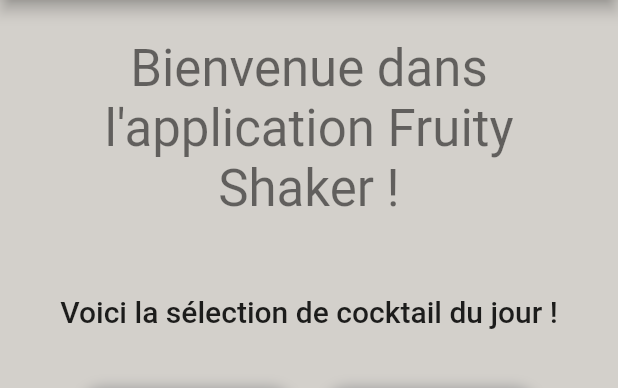
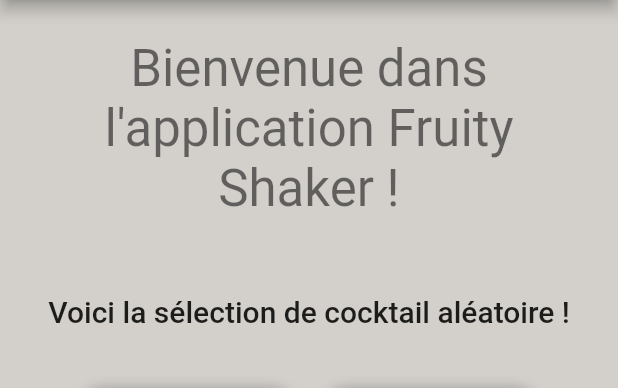
Before and after one commit to Majestyk228/flutter_project, a Flutter app: the screen it shows after launch, on a phone screen of 412 x 824 dp, the part 84-472 px from its top. Run offline on Flutter 3.47's test engine with Material 2 defaults, Android fonts, the phone set to English and light mode, and no system bars; our stand-ins replace flutter_svg; network calls fail.

Commit message:
Restructuration of cocktails components
now we have cocktail class in each of the component
before we have only title and urlImage in each of the component

```diff
--- a/lib/components/cards.dart
+++ b/lib/components/cards.dart
@@ -1,13 +1,12 @@
 import 'package:flutter/material.dart';
+import 'package:thefruityshaker/objects/cocktail.dart';
 
 import '../pages/cocktail_details_page.dart';
 
 class CardCustom extends StatelessWidget {
-  final String title;
-  final String urlImage;
+  final Cocktail cocktail;
 
-  const CardCustom({Key? key, required this.title, required this.urlImage})
-      : super(key: key);
+  const CardCustom({Key? key, required this.cocktail}) : super(key: key);
 
   @override
   Widget build(BuildContext context) {
@@ -18,8 +17,7 @@ class CardCustom extends StatelessWidget {
           context,
           MaterialPageRoute(
               builder: (context) => CocktailDetail(
-                    title: title,
-                    urlImage: urlImage,
+                    cocktail: cocktail,
                   )),
         );
       },
@@ -34,14 +32,16 @@ class CardCustom extends StatelessWidget {
                 child: Container(
                   height: 85,
                   width: 93,
-                  child: Image.network(urlImage),
+                  child: Image.network(
+                    cocktail.strDrinkThumb ?? "https://upload.wikimedia.org/wikipedia/commons/thumb/a/a2/Nuvola_apps_error.svg/1024px-Nuvola_apps_error.svg.png",
+                  ),
                 ),
               ),
               const SizedBox(
                 height: 12,
               ),
               Text(
-                title,
+                cocktail.strDrink ?? "LoadingFailed",
                 textAlign: TextAlign.center,
                 overflow: TextOverflow.ellipsis,
               ),
--- a/lib/constants.dart
+++ b/lib/constants.dart
@@ -1,7 +1,7 @@
 //STRINGS
 
 const String WELCOME_MESSAGE="Bienvenue dans l'application Fruity Shaker !";
-const String SECONDARY_WELCOME="Voici la sélection de cocktail du jour !";
+const String SECONDARY_WELCOME="Voici la sélection de cocktail aléatoire !";
 const String INGREDIENT_TEXT = "Les Ingrédients";
 const String NUTRIMENT_TEXT = "Les Nutriments";
 
--- a/lib/pages/cocktail_details_page.dart
+++ b/lib/pages/cocktail_details_page.dart
@@ -1,12 +1,12 @@
 import 'package:flutter/material.dart';
 import 'package:flutter_svg/svg.dart';
+import 'package:thefruityshaker/objects/cocktail.dart';
 import '../constants.dart' as Constants;
 
 class CocktailDetail extends StatefulWidget {
-  final String title;
-  final String urlImage;
+  final Cocktail cocktail;
 
-  const CocktailDetail({Key? key, required this.title,required this.urlImage}) : super(key: key);
+  const CocktailDetail({Key? key, required this.cocktail}) : super(key: key);
 
   @override
   State<CocktailDetail> createState() => _CocktailDetailState();
@@ -24,8 +24,11 @@ class _CocktailDetailState extends State<CocktailDetail> {
             Navigator.pop(context);
           },
         ),
-        title: Text(widget.title,textAlign: TextAlign.center,
-          overflow: TextOverflow.ellipsis,),
+        title: Text(
+          widget.cocktail.strDrink ?? "LoadingFailed",
+          textAlign: TextAlign.center,
+          overflow: TextOverflow.ellipsis,
+        ),
         titleTextStyle: Theme.of(context).textTheme.headline6,
         centerTitle: false,
         backgroundColor: const Color(0xffF6F5F4),
@@ -54,15 +57,14 @@ class _CocktailDetailState extends State<CocktailDetail> {
                       child: Container(
                         height: 100,
                         width: 100,
-                        child: Image.network(widget.urlImage),
-
+                        child: Image.network(widget.cocktail.strDrinkThumb??"https://upload.wikimedia.org/wikipedia/commons/thumb/a/a2/Nuvola_apps_error.svg/1024px-Nuvola_apps_error.svg.png"),
                       ),
                     ),
                     Expanded(
                       child: Padding(
                         padding: const EdgeInsets.all(16.0),
                         child: Text(
-                          widget.title,
+                          widget.cocktail.strDrink??"LoadingFailed",
                           style: Theme.of(context).textTheme.headline3,
                           textAlign: TextAlign.center,
                           overflow: TextOverflow.ellipsis,
@@ -80,19 +82,18 @@ class _CocktailDetailState extends State<CocktailDetail> {
                       Constants.INGREDIENT_TEXT,
                       style: Theme.of(context).textTheme.headline4,
                     ),
-                    ListView.builder(shrinkWrap: true,
+                    ListView.builder(
+                      shrinkWrap: true,
                       addRepaintBoundaries: false,
                       itemCount: 7,
                       itemBuilder: (context, index) {
-                        return Text("Test"
-                        );
+                        return Text("");
                         //return ListTile(title: Text(fruits[index]),);
-                      },)
-
+                      },
+                    )
                   ],
                 ),
               ),
-
             ],
           ),
         ),
--- a/lib/pages/home_page.dart
+++ b/lib/pages/home_page.dart
@@ -97,48 +97,36 @@ class _HomeWidgetState extends State<HomeWidget> {
               children: <Widget>[
 //répétion pour tester le wrap
                 if (compt < 1)
-                  const CardCustom(
-                    title: "Loading",
-                    urlImage:
-                        "https://upload.wikimedia.org/wikipedia/commons/b/b1/Loading_icon.gif?20151024034921",
+                   CardCustom(
+                    cocktail: Cocktail(strDrink: "Loading",strDrinkThumb:"https://upload.wikimedia.org/wikipedia/commons/b/b1/Loading_icon.gif?20151024034921"),
                   )
                 else
                   CardCustom(
-                    title: cocktail[0].strDrink,
-                    urlImage: cocktail[0].strDrinkThumb,
+                    cocktail: cocktail[0],
                   ),
                 if (compt < 2)
-                  const CardCustom(
-                    title: "Loading",
-                    urlImage:
-                        "https://upload.wikimedia.org/wikipedia/commons/b/b1/Loading_icon.gif?20151024034921",
+                   CardCustom(
+                    cocktail: Cocktail(strDrink: "Loading",strDrinkThumb:"https://upload.wikimedia.org/wikipedia/commons/b/b1/Loading_icon.gif?20151024034921"),
                   )
                 else
                   CardCustom(
-                    title: cocktail[1].strDrink,
-                    urlImage: cocktail[1].strDrinkThumb,
+                    cocktail: cocktail[1],
                   ),
                 if (compt < 3)
-                  const CardCustom(
-                    title: "Loading",
-                    urlImage:
-                        "https://upload.wikimedia.org/wikipedia/commons/b/b1/Loading_icon.gif?20151024034921",
+                   CardCustom(
+                     cocktail: Cocktail(strDrink: "Loading",strDrinkThumb:"https://upload.wikimedia.org/wikipedia/commons/b/b1/Loading_icon.gif?20151024034921"),
                   )
                 else
                   CardCustom(
-                    title: cocktail[2].strDrink,
-                    urlImage: cocktail[2].strDrinkThumb,
+                    cocktail: cocktail[2],
                   ),
                 if (compt < 4)
-                  const CardCustom(
-                    title: "Loading",
-                    urlImage:
-                        "https://upload.wikimedia.org/wikipedia/commons/b/b1/Loading_icon.gif?20151024034921",
+                   CardCustom(
+                    cocktail: Cocktail(strDrink: "Loading",strDrinkThumb:"https://upload.wikimedia.org/wikipedia/commons/b/b1/Loading_icon.gif?20151024034921"),
                   )
                 else
                   CardCustom(
-                    title: cocktail[3].strDrink,
-                    urlImage: cocktail[3].strDrinkThumb,
+                    cocktail: cocktail[3],
                   ),
               ],
             ),
```
